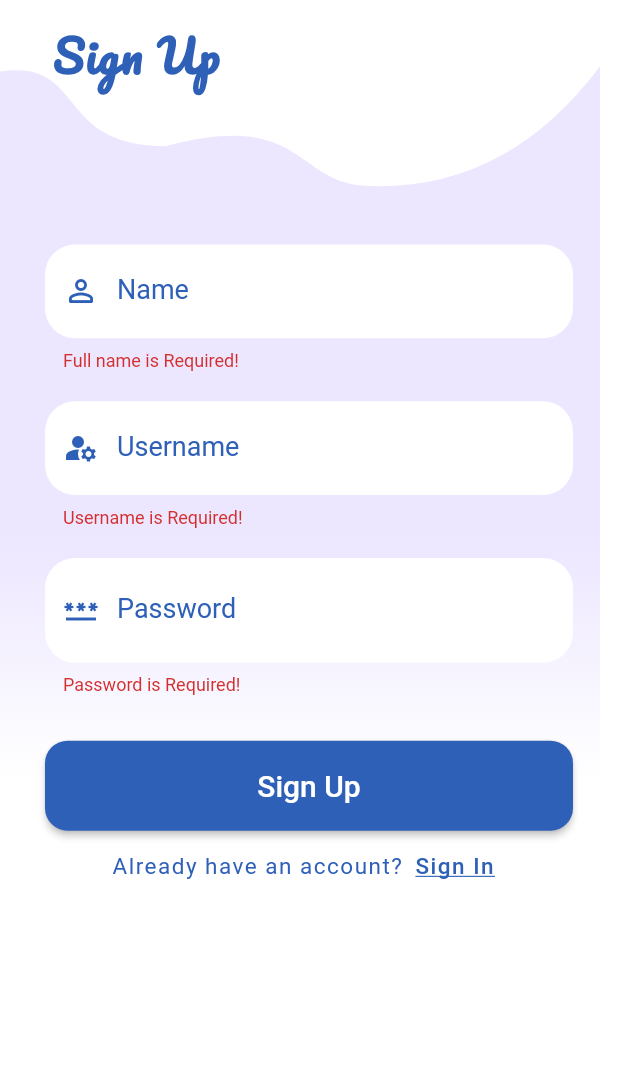
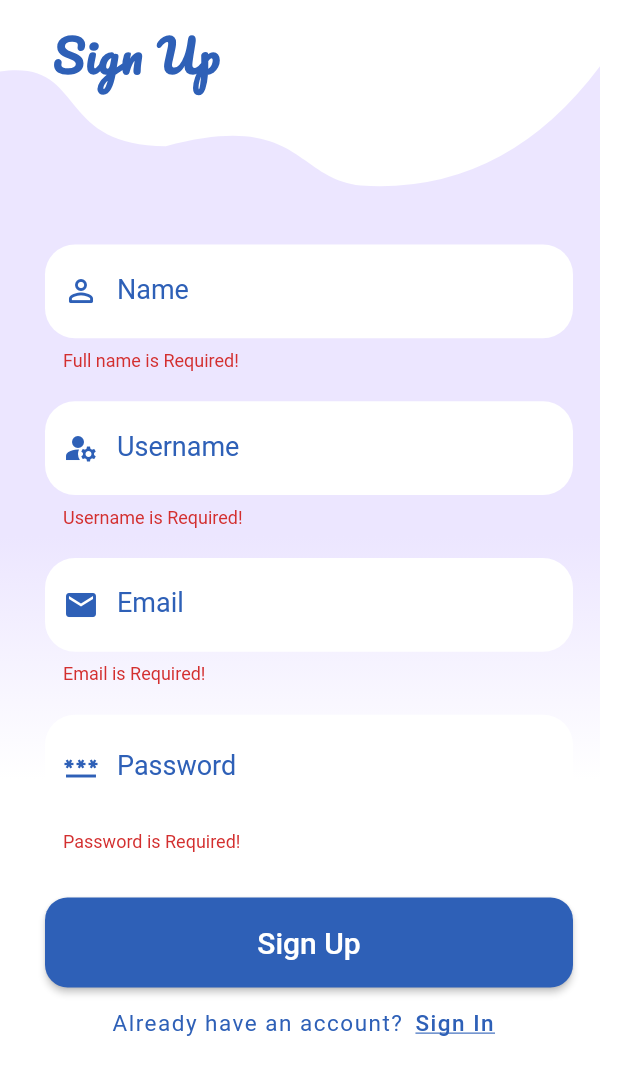
Before and after one commit to the-impossible/DiaryApp, a Flutter app: the SignUp screen opened by its route, after a tap on "Sign Up", on a phone screen of 412 x 824 dp. Shown: the top 1075 px of the screen. Run offline on Flutter 3.47's test engine with Material 2 defaults, Android fonts, the light colour scheme and no system bars; our stand-ins replace animated_splash_screen, flutter_svg, get, page_transition, shared_preferences; accounts and stored records are empty; Roboto replaces fonts that are missing (SFPBold, SFPReg).

Commit message:
created controllers and made the first API call

```diff
--- a/lib/controllers/registration_controller.dart
+++ b/lib/controllers/registration_controller.dart
@@ -1 +1,103 @@
+import 'dart:convert';
+import 'package:diary/pages/sign_in.dart';
 import 'package:diary/utils/endpoints.dart';
+import 'package:flutter/material.dart';
+import 'package:get/get.dart';
+import 'package:shared_preferences/shared_preferences.dart';
+import 'package:http/http.dart' as http;
+
+class RegistrationController extends GetxController {
+  late BuildContext context;
+
+  RegistrationController({
+    required this.context,
+  });
+
+  TextEditingController nameController = TextEditingController();
+  TextEditingController usernameController = TextEditingController();
+  TextEditingController passwordController = TextEditingController();
+  TextEditingController emailController = TextEditingController();
+
+  final Future<SharedPreferences> _prefs = SharedPreferences.getInstance();
+
+  String? validateName(String? value) {
+    if (value == null || value.isEmpty) {
+      return 'Full name is Required!';
+    }
+    return null;
+  }
+
+  String? validatePassword(String? value) {
+    if (value == null || value.isEmpty) {
+      return 'Password is Required!';
+    } else if (passwordController.text.length < 6) {
+      return 'Password should be at least 6 characters!';
+    }
+    return null;
+  }
+
+  String? validateEmail(String? value) {
+    bool emailValid = RegExp(
+            r'^(([^<>()[\]\\.,;:\s@\"]+(\.[^<>()[\]\\.,;:\s@\"]+)*)|(\".+\"))@((\[[0-9]{1,3}\.[0-9]{1,3}\.[0-9]{1,3}\.[0-9]{1,3}\])|(([a-zA-Z\-0-9]+\.)+[a-zA-Z]{2,}))$')
+        .hasMatch(value!);
+    if (value.isEmpty) {
+      return 'Email is Required!';
+    } else if (!emailValid) {
+      return 'Valid Email is Required!';
+    }
+    return null;
+  }
+
+  String? validateUsername(String? value) {
+    if (value == null || value.isEmpty) {
+      return 'Username is Required!';
+    } else if (usernameController.text.length < 6) {
+      return 'Username should be at least 6 characters!';
+    }
+    return null;
+  }
+
+  Future<void> createAccount() async {
+    try {
+      var headers = {'Content-Type': 'application/json'};
+      var url =
+          Uri.parse(APIEndPoints.baseURL + APIEndPoints.authEndPoints.signUp);
+      Map body = {
+        'name': nameController.text,
+        'username': usernameController.text,
+        'password': passwordController.text,
+        'email': emailController.text
+      };
+      print(body);
+
+      http.Response response =
+          await http.post(url, body: jsonEncode(body), headers: headers);
+
+      if (response.statusCode == 200) {
+        showDialog(
+            context: context,
+            builder: (context) {
+              return const SimpleDialog(
+                title: Text("Successful"),
+                children: [Text("Registration Successful, you can now login")],
+              );
+            });
+        nameController.clear();
+        usernameController.clear();
+        emailController.clear();
+        passwordController.clear();
+        Get.off(const SignIn());
+      }
+    } catch (e) {
+      showDialog(
+        context: context,
+        builder: (context) {
+          return SimpleDialog(
+            title: const Text("Failed"),
+            children: [Text(e.toString())],
+          );
+        },
+      );
+    }
+  }
+}
--- a/lib/pages/sign_up.dart
+++ b/lib/pages/sign_up.dart
@@ -3,7 +3,8 @@ import 'package:flutter/material.dart';
 import 'package:flutter_svg/flutter_svg.dart';
 import 'package:diary/services/constants.dart';
 import 'package:diary/services/signup_form.dart';
-import 'package:http/http.dart' as http;
+import 'package:diary/controllers/registration_controller.dart';
+import 'package:get/get.dart';
 
 class SignUp extends StatefulWidget {
   const SignUp({super.key});
@@ -17,6 +18,8 @@ class _SignUpState extends State<SignUp> {
 
   @override
   Widget build(BuildContext context) {
+    RegistrationController registrationController =
+        Get.put(RegistrationController(context: context));
     return SafeArea(
       child: Scaffold(
         backgroundColor: tertiaryColor,
@@ -59,25 +62,37 @@ class _SignUpState extends State<SignUp> {
                             text: 'Name',
                             icon: Icons.person_outline_rounded,
                             isSecured: false,
-                            formController: nameController,
+                            formController:
+                                registrationController.nameController,
                             isVisible: false,
-                            validator: validateName,
+                            validator: registrationController.validateName,
                           ),
                           SignUpForm(
                             text: 'Username',
                             icon: Icons.manage_accounts,
                             isSecured: false,
-                            formController: usernameController,
+                            formController:
+                                registrationController.usernameController,
                             isVisible: false,
-                            validator: validateUsername,
+                            validator: registrationController.validateUsername,
+                          ),
+                          SignUpForm(
+                            text: 'Email',
+                            icon: Icons.mail,
+                            isSecured: false,
+                            formController:
+                                registrationController.emailController,
+                            isVisible: false,
+                            validator: registrationController.validateEmail,
                           ),
                           SignUpForm(
                             text: 'Password',
                             icon: Icons.password,
                             isSecured: true,
-                            formController: passwordController,
+                            formController:
+                                registrationController.passwordController,
                             isVisible: true,
-                            validator: validatePassword,
+                            validator: registrationController.validatePassword,
                           ),
                           Padding(
                             padding: const EdgeInsets.only(
@@ -97,10 +112,7 @@ class _SignUpState extends State<SignUp> {
                                 ),
                                 onPressed: () {
                                   if (_formKey.currentState!.validate()) {
-                                    print("Success");
-                                    nameController.clear();
-                                    usernameController.clear();
-                                    passwordController.clear();
+                                    registrationController.createAccount();
                                   }
                                 },
                                 child: const Text(
--- a/lib/services/constants.dart
+++ b/lib/services/constants.dart
@@ -1,5 +1,6 @@
 import 'package:flutter/material.dart';
 import 'package:intl/intl.dart';
+import 'package:diary/controllers/registration_controller.dart';
 
 const tertiaryColor = Color.fromRGBO(255, 255, 255, 1);
 const primaryColor = Color.fromRGBO(46, 96, 183, 1);
@@ -12,31 +13,4 @@ String day = DateFormat.d().format(now).toString();
 String month = DateFormat.MMMM().format(now).toString();
 String year = DateFormat.y().format(now).toString().toLowerCase();
 // FORMS
-final nameController = TextEditingController();
-final usernameController = TextEditingController();
-final passwordController = TextEditingController();
 bool passToggle = true;
-String? validateName(String? value) {
-  if (value == null || value.isEmpty) {
-    return 'Full name is Required!';
-  }
-  return null;
-}
-
-String? validatePassword(String? value) {
-  if (value == null || value.isEmpty) {
-    return 'Password is Required!';
-  } else if (passwordController.text.length < 6) {
-    return 'Password should be at least 6 characters!';
-  }
-  return null;
-}
-
-String? validateUsername(String? value) {
-  if (value == null || value.isEmpty) {
-    return 'Username is Required!';
-  } else if (usernameController.text.length < 6) {
-    return 'Username should be at least 6 characters!';
-  }
-  return null;
-}
--- a/pubspec.yaml
+++ b/pubspec.yaml
@@ -40,6 +40,8 @@ dependencies:
   animated_splash_screen: ^1.3.0
   intl: ^0.18.0
   http: ^0.13.5
+  get: ^4.6.5
+  shared_preferences: ^2.0.18
 
 dev_dependencies:
   flutter_test:
```
Also changed, not shown: lib/controllers/login_controller.dart (added, +50 -0 lines), lib/pages/sign_in.dart (+6 -2 lines), lib/utils/endpoints.dart (+5 -5 lines), pubspec.lock, 3 other files.
